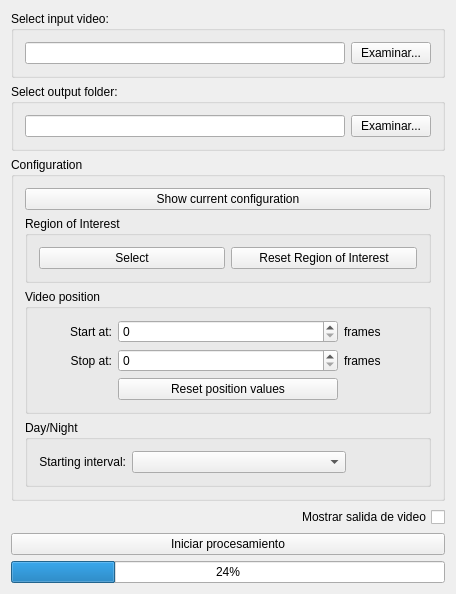
First picture: the form in PlantApp/Presentation/MainWindow.ui, repository milena-rocabado/PlantProject, before the edit.
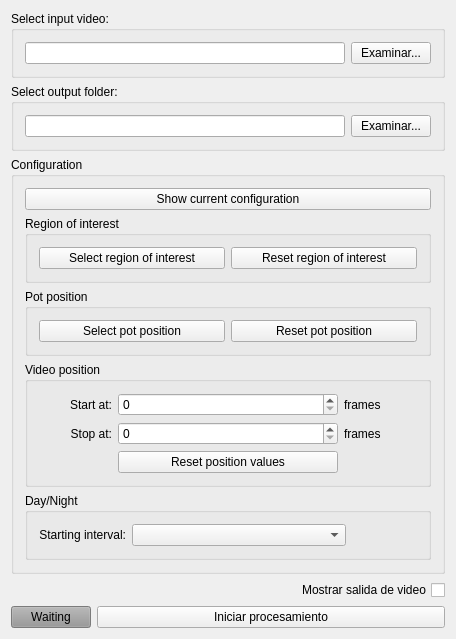
Second picture: the form after the edit.

Diff of the .ui file:
```diff
--- a/PlantApp/Presentation/MainWindow.ui
+++ b/PlantApp/Presentation/MainWindow.ui
@@ -7,7 +7,7 @@
     <x>0</x>
     <y>0</y>
     <width>456</width>
-    <height>584</height>
+    <height>609</height>
    </rect>
   </property>
   <property name="windowTitle">
@@ -69,20 +69,43 @@
        <item>
         <widget class="QGroupBox" name="gbROI">
          <property name="title">
-          <string>Region of Interest</string>
+          <string>Region of interest</string>
          </property>
          <layout class="QHBoxLayout" name="horizontalLayout">
           <item>
            <widget class="QPushButton" name="pbSetROI">
             <property name="text">
-             <string>Select</string>
+             <string>Select region of interest</string>
             </property>
            </widget>
           </item>
           <item>
            <widget class="QPushButton" name="pbResetROI">
             <property name="text">
-             <string>Reset Region of Interest</string>
+             <string>Reset region of interest</string>
+            </property>
+           </widget>
+          </item>
+         </layout>
+        </widget>
+       </item>
+       <item>
+        <widget class="QGroupBox" name="groupBox">
+         <property name="title">
+          <string>Pot position</string>
+         </property>
+         <layout class="QHBoxLayout" name="horizontalLayout_6">
+          <item>
+           <widget class="QPushButton" name="pbSetPotPos">
+            <property name="text">
+             <string>Select pot position</string>
+            </property>
+           </widget>
+          </item>
+          <item>
+           <widget class="QPushButton" name="pbResetPotPos">
+            <property name="text">
+             <string>Reset pot position</string>
             </property>
            </widget>
           </item>
@@ -213,18 +236,42 @@
      </widget>
     </item>
     <item>
-     <widget class="QPushButton" name="pbProcess">
-      <property name="text">
-       <string>Iniciar procesamiento</string>
-      </property>
-     </widget>
-    </item>
-    <item>
-     <widget class="QProgressBar" name="progressBar">
-      <property name="value">
-       <number>24</number>
-      </property>
-     </widget>
+     <layout class="QHBoxLayout" name="horizontalLayout_5" stretch="0,0">
+      <item>
+       <widget class="QPushButton" name="statusIndicator">
+        <property name="enabled">
+         <bool>false</bool>
+        </property>
+        <property name="sizePolicy">
+         <sizepolicy hsizetype="Fixed" vsizetype="Fixed">
+          <horstretch>0</horstretch>
+          <verstretch>0</verstretch>
+         </sizepolicy>
+        </property>
+        <property name="minimumSize">
+         <size>
+          <width>75</width>
+          <height>0</height>
+         </size>
+        </property>
+        <property name="styleSheet">
+         <string notr="true">color: rgb(0, 0, 0);
+background-color: rgb(150, 150, 150);
+border-color: rgb(161, 161, 161);</string>
+        </property>
+        <property name="text">
+         <string>Waiting</string>
+        </property>
+       </widget>
+      </item>
+      <item>
+       <widget class="QPushButton" name="pbProcess">
+        <property name="text">
+         <string>Iniciar procesamiento</string>
+        </property>
+       </widget>
+      </item>
+     </layout>
     </item>
    </layout>
   </widget>
```
